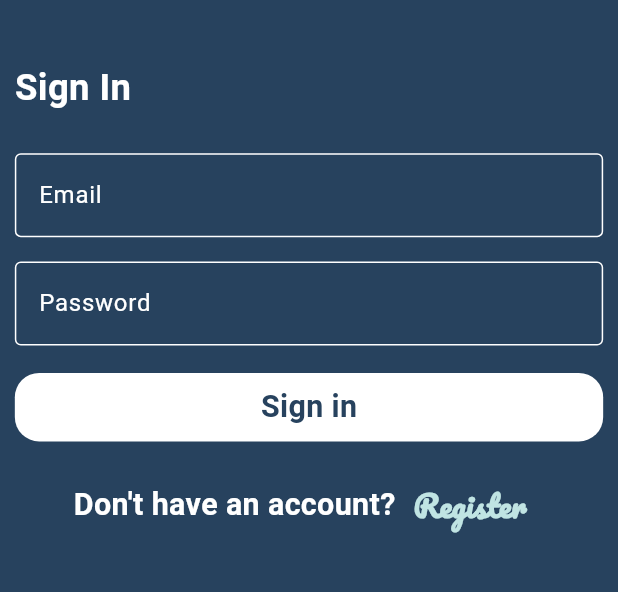
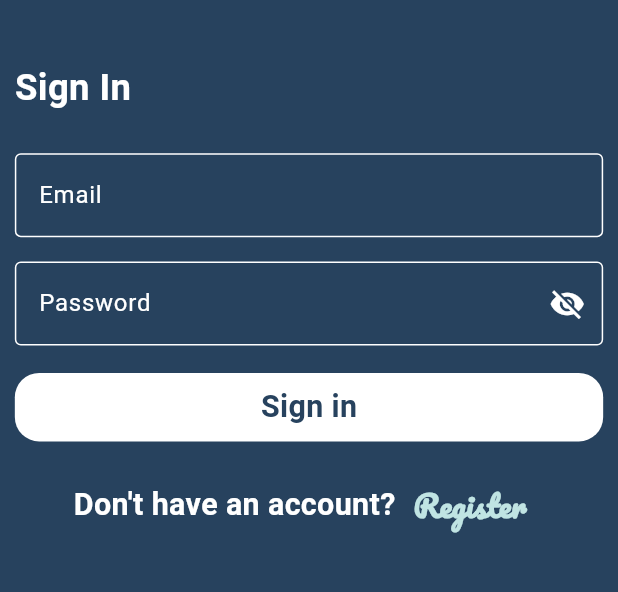
Before and after one commit to OmarGamalDev/Scoloar-Chat, a Flutter app: the screen it shows after launch, on a phone screen of 412 x 824 dp, the part 295-887 px from its top. Run offline on Flutter 3.47's test engine with Material 3 defaults, Android fonts, the phone set to English and light mode, and no system bars; drawn by our look-alikes of modal_progress_hud_nsn; our stand-ins replace cloud_firestore, firebase_auth, firebase_core, flutter_bloc, flutter_screenutil, google_fonts and 1 more; accounts and stored records are empty.

Commit message:
Implement chat functionality with message handling and UI updates

```diff
--- a/lib/core/constants/app_colors.dart
+++ b/lib/core/constants/app_colors.dart
@@ -2,6 +2,7 @@ import 'package:flutter/material.dart';
 
 class AppColors {
   static const primaryColor = Color(0xff27425e);
+  static const orange = Color(0xffFFA500);
   static const whiteColor = Color(0xffffffff);
 
 }
--- a/lib/core/constants/routes.dart
+++ b/lib/core/constants/routes.dart
@@ -1,4 +1,3 @@
-
 import 'package:chat_app/features/chat/presentation/views/chat_view.dart';
 import 'package:chat_app/features/chat/presentation/views/material_page_route_not_found.dart';
 import 'package:chat_app/features/chat/presentation/views/register_view.dart';
@@ -12,7 +11,11 @@ Route<dynamic> onGenerateRoute(RouteSettings settings) {
     case RegisterView.routeName:
       return MaterialPageRoute(builder: (_) => const RegisterView());
     case ChatView.routeName:
-      return MaterialPageRoute(builder: (_) => const ChatView());
+      final args = settings.arguments;
+      return MaterialPageRoute(
+        builder: (_) =>
+            ChatView(email: args != null ? args as String : "Unknown"),
+      );
     default:
       return MaterialPageRoute(
         builder: (_) => const MaterialPageRouteNotFound(),
--- a/lib/core/shared_widgets/custom_text_form_field.dart
+++ b/lib/core/shared_widgets/custom_text_form_field.dart
@@ -7,15 +7,20 @@ class CustomTextFormField extends StatelessWidget {
     required this.hintText,
     required this.onChanged,
     required this.Validator,
+    this.obscureText = false,
+    this.suffixIcon,
   });
   final String hintText;
   final Function(String) onChanged;
   final String? Function(String?)? Validator;
+  final bool obscureText;
+  final Widget? suffixIcon;
   @override
   Widget build(BuildContext context) {
     return Padding(
       padding: EdgeInsets.only(top: 8.h, bottom: 8.h),
       child: TextFormField(
+        obscureText: obscureText,
         onChanged: onChanged,
         validator: Validator,
         style: TextStyle(color: Colors.grey[200], fontFamily: "Roboto"),
@@ -31,6 +36,7 @@ class CustomTextFormField extends StatelessWidget {
           border: OutlineInputBorder(
             borderSide: const BorderSide(color: Colors.white),
           ),
+          suffixIcon: suffixIcon,
         ),
       ),
     );
--- a/lib/features/chat/presentation/views/widgets/sign_in_view_body.dart
+++ b/lib/features/chat/presentation/views/widgets/sign_in_view_body.dart
@@ -27,6 +27,7 @@ class _SignInViewBodyState extends State<SignInViewBody> {
   final GlobalKey<FormState> formKey = GlobalKey();
 
   bool isLoading = false;
+  bool isPasswordVisible = false;
 
   @override
   Widget build(BuildContext context) {
@@ -61,6 +62,18 @@ class _SignInViewBodyState extends State<SignInViewBody> {
                 onChanged: (data) {
                   password = data;
                 },
+                obscureText: !isPasswordVisible,
+                suffixIcon: IconButton(
+                  icon: Icon(
+                    isPasswordVisible ? Icons.visibility : Icons.visibility_off,
+                    color: Colors.white,
+                  ),
+                  onPressed: () {
+                    setState(() {
+                      isPasswordVisible = !isPasswordVisible;
+                    });
+                  },
+                ),
               ),
               Padding(
                 padding: EdgeInsets.only(top: 10.h),
@@ -78,7 +91,11 @@ class _SignInViewBodyState extends State<SignInViewBody> {
                         context,
                         message: "Sign in successful",
                       );
-                      Navigator.pushReplacementNamed(context, ChatView.routeName);
+                      Navigator.pushReplacementNamed(
+                        context,
+                        ChatView.routeName,
+                        arguments: email,
+                      );
                     } on FirebaseAuthException catch (e) {
                       if (!context.mounted) return;
                       if (e.code == 'user-not-found') {
```
Also changed, not shown: lib/features/chat/data/models/message_model.dart (added, +11 -0 lines), lib/features/chat/presentation/views/chat_view.dart (+5 -2 lines), lib/features/chat/presentation/views/widgets/chat_bubble.dart (+39 -3 lines), lib/features/chat/presentation/views/widgets/chat_view_body.dart (+49 -9 lines), lib/features/chat/presentation/views/widgets/register_view_body.dart (+16 -2 lines).
